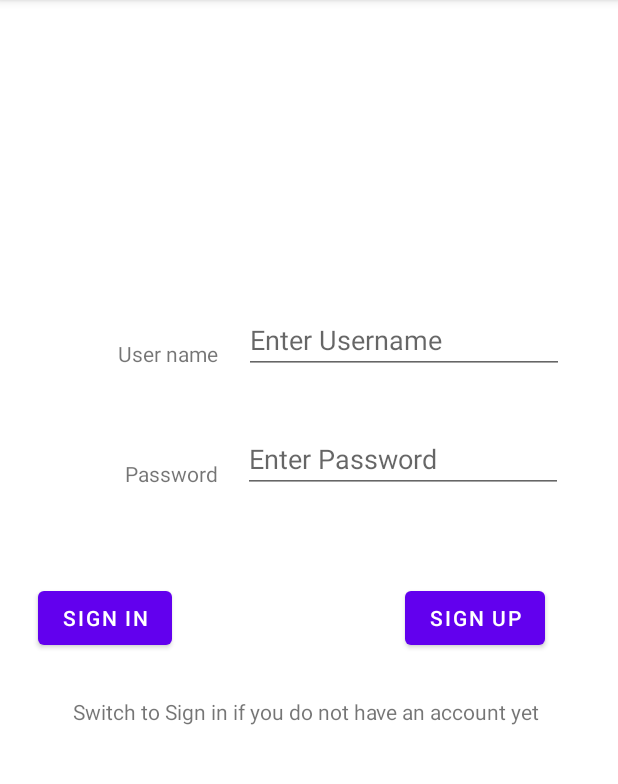
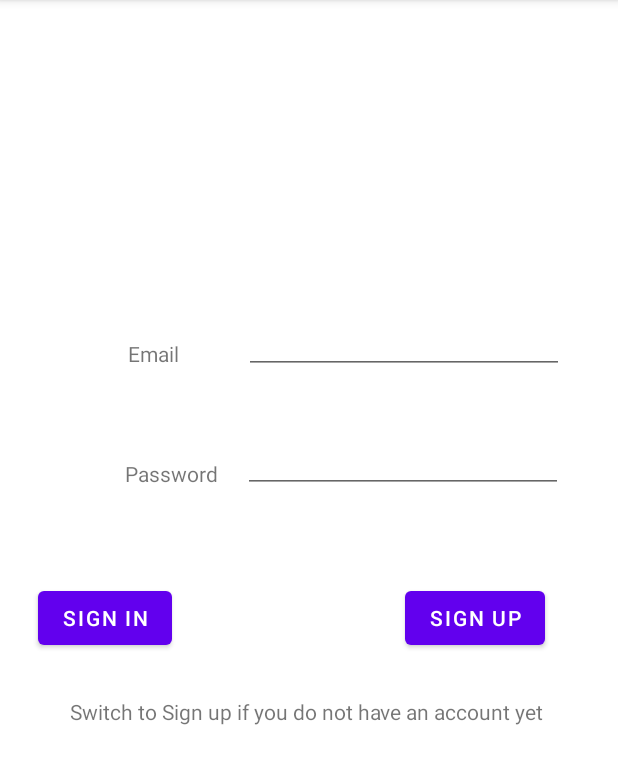
Before and after one commit to preshiousshittu/mobile-computing-app-project, an Android app: the screen it shows after launch (startpage), after a tap on "SIGN IN", on a phone screen of 412 x 824 dp, the part 84-868 px from its top. Run offline under Robolectric (Android 15) with nearby library versions, the phone set to English and light mode, and no system bars; our stand-ins replace Firebase (no records; nobody signed in at launch, a user with empty details on screens opened directly).

Commit message:
Implement Sign In functionality

```diff
--- a/Mobile_Computing_project/app/src/main/java/com/example/mobile_computing_project/Fragments/signInFragment.java
+++ b/Mobile_Computing_project/app/src/main/java/com/example/mobile_computing_project/Fragments/signInFragment.java
@@ -144,7 +144,7 @@ public class signInFragment extends Fragment {
                         switchToMain();
                     } else {
                         progressDialog.dismiss();
-                        Toast.makeText(getContext(), ""+task.getException(), Toast.LENGTH_SHORT).show();
+                        Toast.makeText(getContext(), "Registration Unsuccessful", Toast.LENGTH_SHORT).show();
 
                     }
                 }
--- a/Mobile_Computing_project/app/src/main/java/com/example/mobile_computing_project/Fragments/signUpFragment.java
+++ b/Mobile_Computing_project/app/src/main/java/com/example/mobile_computing_project/Fragments/signUpFragment.java
@@ -1,6 +1,8 @@
 package com.example.mobile_computing_project.Fragments;
 
+import android.app.ProgressDialog;
 import android.content.Context;
+import android.content.Intent;
 import android.os.Bundle;
 
 import androidx.annotation.NonNull;
@@ -10,8 +12,16 @@ import android.view.LayoutInflater;
 import android.view.View;
 import android.view.ViewGroup;
 import android.widget.Button;
+import android.widget.EditText;
+import android.widget.Toast;
 
+import com.example.mobile_computing_project.Activity.MainActivity;
 import com.example.mobile_computing_project.R;
+import com.google.android.gms.tasks.OnCompleteListener;
+import com.google.android.gms.tasks.Task;
+import com.google.firebase.auth.AuthResult;
+import com.google.firebase.auth.FirebaseAuth;
+import com.google.firebase.auth.FirebaseUser;
 
 /**
  * A simple {@link Fragment} subclass.
@@ -66,20 +76,77 @@ public class signUpFragment extends Fragment {
         }
     }
 
+    EditText emailET, passET;
+    Button SUsignInbtn;
+    Button SUsignUpbtn;
+    String emailPattern = "[a-zA-Z0-9._-]+@[a-z]+\\.+[a-z]+";
+    ProgressDialog progressDialog;
+    FirebaseAuth mAuth;
+    FirebaseUser mUser;
+
     @Override
     public View onCreateView(LayoutInflater inflater, ViewGroup container,
                              Bundle savedInstanceState) {
         // Inflate the layout for this fragment
         View v = inflater.inflate(R.layout.fragment_sign_up, container, false);
-
-
-        Button SUsignInbtn = v.findViewById(R.id.SUsignInbtn);
+        emailET = v.findViewById(R.id.emailSUET);
+        passET = v.findViewById(R.id.passSUET);
+        SUsignUpbtn = v.findViewById(R.id.SUsignUpbtn);
+        SUsignInbtn = v.findViewById(R.id.SUsignInbtn);
+        progressDialog = new ProgressDialog(this.getContext());
+        mAuth = FirebaseAuth.getInstance();
+        mUser = mAuth.getCurrentUser();
         SUsignInbtn.setOnClickListener(new View.OnClickListener() {
             @Override
             public void onClick(View v) {
                 activity.swapToSignIn();
             }
         });
+
+
+        SUsignUpbtn.setOnClickListener(new View.OnClickListener() {
+            @Override
+            public void onClick(View view) {
+                performSignUp();
+            }
+        });
+
         return v;
     }
+
+    private void performSignUp() {
+        String email = emailET.getText().toString();
+        String pass = passET.getText().toString();
+
+        if (!email.matches(emailPattern)) {
+            emailET.setError("Enter Correct Email");
+        } else if (pass.isEmpty() || pass.length() < 6) {
+            passET.setError("Enter Proper Password");
+        } else {
+            progressDialog.setMessage("Please wait while Sign In...");
+            progressDialog.setTitle("Sign In");
+            progressDialog.setCanceledOnTouchOutside(false);
+            progressDialog.show();
+
+            mAuth.signInWithEmailAndPassword(email, pass).addOnCompleteListener(new OnCompleteListener<AuthResult>() {
+                @Override
+                public void onComplete(@NonNull Task<AuthResult> task) {
+                    if(task.isSuccessful()) {
+                        progressDialog.dismiss();
+                        Toast.makeText(getContext(), "Sign In Successful", Toast.LENGTH_SHORT).show();
+                        switchToMain();
+                    } else {
+                        progressDialog.dismiss();
+                        Toast.makeText(getContext(), "Sign In Unsuccessful", Toast.LENGTH_SHORT).show();
+                    }
+                }
+            });
+        }
+    }
+
+    private void switchToMain() {
+        Intent ini = new Intent(getActivity(), MainActivity.class);
+        ini.setFlags(Intent.FLAG_ACTIVITY_CLEAR_TASK|Intent.FLAG_ACTIVITY_NEW_TASK);
+        startActivity(ini);
+    }
 }
--- a/Mobile_Computing_project/app/src/main/res/layout/fragment_sign_up.xml
+++ b/Mobile_Computing_project/app/src/main/res/layout/fragment_sign_up.xml
@@ -11,7 +11,7 @@
         android:id="@+id/textView9"
         android:layout_width="wrap_content"
         android:layout_height="wrap_content"
-        android:text="User name"
+        android:text="Email"
         app:layout_constraintBottom_toBottomOf="parent"
         app:layout_constraintEnd_toEndOf="parent"
         app:layout_constraintHorizontal_bias="0.212"
@@ -56,11 +56,10 @@
         app:layout_constraintVertical_bias="0.499" />
 
     <EditText
-        android:id="@+id/editTextTextPersonName4"
+        android:id="@+id/emailSUET"
         android:layout_width="wrap_content"
         android:layout_height="wrap_content"
         android:ems="10"
-        android:hint="Enter Username"
         android:inputType="textPersonName"
         app:layout_constraintBottom_toBottomOf="parent"
         app:layout_constraintEnd_toEndOf="parent"
@@ -70,11 +69,10 @@
         app:layout_constraintVertical_bias="0.167" />
 
     <EditText
-        android:id="@+id/editTextTextPersonName5"
+        android:id="@+id/passSUET"
         android:layout_width="wrap_content"
         android:layout_height="wrap_content"
         android:ems="10"
-        android:hint="Enter Password"
         android:inputType="textPersonName"
         app:layout_constraintBottom_toBottomOf="parent"
         app:layout_constraintEnd_toEndOf="parent"
@@ -87,7 +85,7 @@
         android:id="@+id/textView5"
         android:layout_width="wrap_content"
         android:layout_height="wrap_content"
-        android:text="Switch to Sign in if you do not have an account yet"
+        android:text="Switch to Sign up if you do not have an account yet"
         app:layout_constraintBottom_toBottomOf="parent"
         app:layout_constraintEnd_toEndOf="parent"
         app:layout_constraintStart_toStartOf="parent"
```
